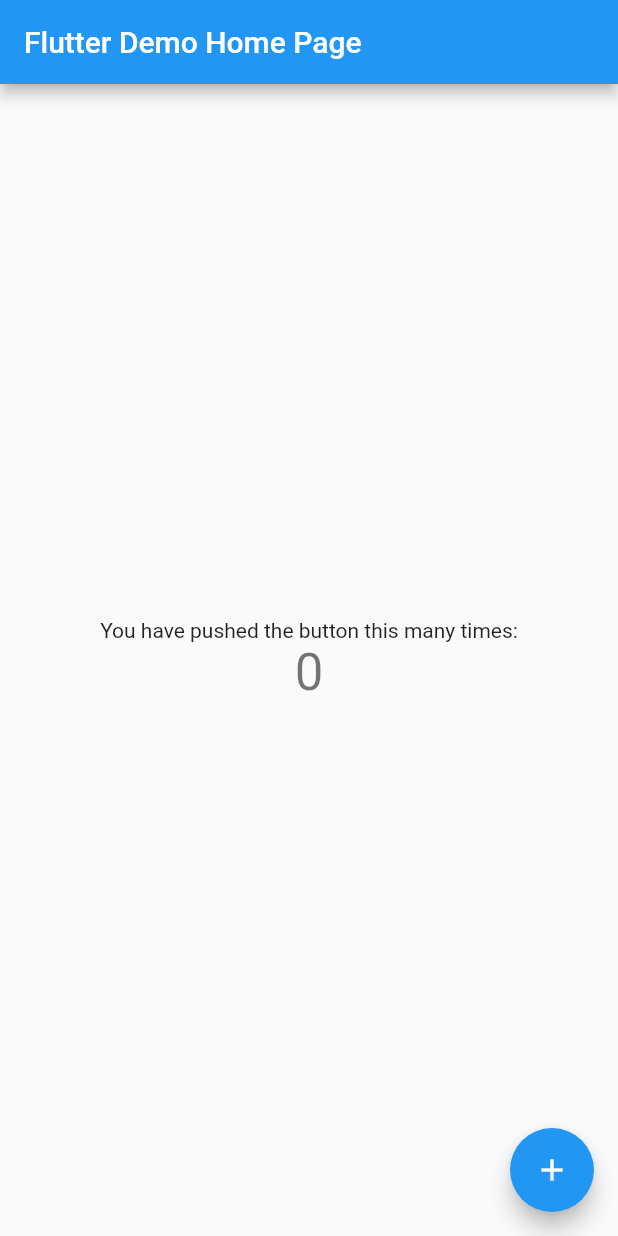
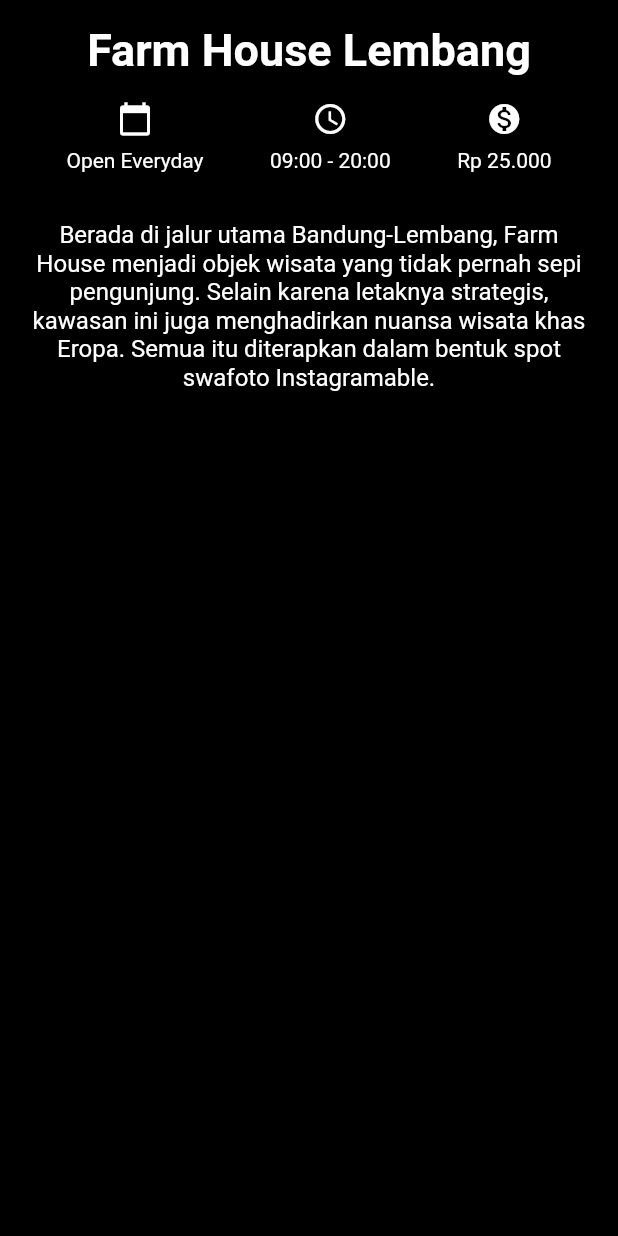
Before and after one commit to adhytianara/LearnFlutter, a Flutter app: the screen it shows after launch, on a phone screen of 412 x 824 dp. Run offline on Flutter 3.47's test engine with Material 2 defaults, Android fonts, the phone set to English and light mode, and no system bars.

Commit message:
codelab 1

```diff
--- a/lib/main.dart
+++ b/lib/main.dart
@@ -3,109 +3,71 @@ import 'package:flutter/material.dart';
 void main() => runApp(MyApp());
 
 class MyApp extends StatelessWidget {
-  // This widget is the root of your application.
   @override
   Widget build(BuildContext context) {
     return MaterialApp(
-      title: 'Flutter Demo',
-      theme: ThemeData(
-        // This is the theme of your application.
-        //
-        // Try running your application with "flutter run". You'll see the
-        // application has a blue toolbar. Then, without quitting the app, try
-        // changing the primarySwatch below to Colors.green and then invoke
-        // "hot reload" (press "r" in the console where you ran "flutter run",
-        // or simply save your changes to "hot reload" in a Flutter IDE).
-        // Notice that the counter didn't reset back to zero; the application
-        // is not restarted.
-        primarySwatch: Colors.blue,
-      ),
-      home: MyHomePage(title: 'Flutter Demo Home Page'),
+      title: 'Wisata Bandung',
+      theme: ThemeData.dark(),
+      home: DetailScreen(),
     );
   }
 }
 
-class MyHomePage extends StatefulWidget {
-  MyHomePage({Key key, this.title}) : super(key: key);
-
-  // This widget is the home page of your application. It is stateful, meaning
-  // that it has a State object (defined below) that contains fields that affect
-  // how it looks.
-
-  // This class is the configuration for the state. It holds the values (in this
-  // case the title) provided by the parent (in this case the App widget) and
-  // used by the build method of the State. Fields in a Widget subclass are
-  // always marked "final".
-
-  final String title;
-
-  @override
-  _MyHomePageState createState() => _MyHomePageState();
-}
-
-class _MyHomePageState extends State<MyHomePage> {
-  int _counter = 0;
-
-  void _incrementCounter() {
-    setState(() {
-      // This call to setState tells the Flutter framework that something has
-      // changed in this State, which causes it to rerun the build method below
-      // so that the display can reflect the updated values. If we changed
-      // _counter without calling setState(), then the build method would not be
-      // called again, and so nothing would appear to happen.
-      _counter++;
-    });
-  }
-
+class DetailScreen extends StatelessWidget {
   @override
   Widget build(BuildContext context) {
-    // This method is rerun every time setState is called, for instance as done
-    // by the _incrementCounter method above.
-    //
-    // The Flutter framework has been optimized to make rerunning build methods
-    // fast, so that you can just rebuild anything that needs updating rather
-    // than having to individually change instances of widgets.
     return Scaffold(
-      appBar: AppBar(
-        // Here we take the value from the MyHomePage object that was created by
-        // the App.build method, and use it to set our appbar title.
-        title: Text(widget.title),
+      backgroundColor: Colors.black,
+      body: Column(
+        crossAxisAlignment: CrossAxisAlignment.stretch,
+        children: <Widget>[
+          Container(
+              margin: EdgeInsets.only(top: 16),
+              child: Text(
+                "Farm House Lembang",
+                textAlign: TextAlign.center,
+                style: TextStyle(fontSize: 30, fontWeight: FontWeight.bold),
+              )),
+
+          Container(
+            margin: EdgeInsets.symmetric(vertical: 16),
+            child: Row(
+              mainAxisAlignment: MainAxisAlignment.spaceEvenly,
+              children: <Widget>[
+                Column(
+                  children: <Widget>[
+                    Icon(Icons.calendar_today),
+                    SizedBox(height: 8,),
+                    Text("Open Everyday"),
+                  ],
+                ),
+                Column(
+                  children: <Widget>[
+                    Icon(Icons.access_time),
+                    SizedBox(height: 8,),
+                    Text("09:00 - 20:00"),
+                  ],
+                ),
+                Column(
+                  children: <Widget>[
+                    Icon(Icons.monetization_on),
+                    SizedBox(height: 8,),
+                    Text("Rp 25.000"),
+                  ],
+                )
+              ],
+            ),
+          ),
+
+          Container(
+            padding: EdgeInsets.all(16),
+            child: Text(
+              'Berada di jalur utama Bandung-Lembang, Farm House menjadi objek wisata yang tidak pernah sepi pengunjung. Selain karena letaknya strategis, kawasan ini juga menghadirkan nuansa wisata khas Eropa. Semua itu diterapkan dalam bentuk spot swafoto Instagramable.',
+            textAlign: TextAlign.center,
+            style: TextStyle(fontSize: 16),),
+          )
+        ],
       ),
-      body: Center(
-        // Center is a layout widget. It takes a single child and positions it
-        // in the middle of the parent.
-        child: Column(
-          // Column is also a layout widget. It takes a list of children and
-          // arranges them vertically. By default, it sizes itself to fit its
-          // children horizontally, and tries to be as tall as its parent.
-          //
-          // Invoke "debug painting" (press "p" in the console, choose the
-          // "Toggle Debug Paint" action from the Flutter Inspector in Android
-          // Studio, or the "Toggle Debug Paint" command in Visual Studio Code)
-          // to see the wireframe for each widget.
-          //
-          // Column has various properties to control how it sizes itself and
-          // how it positions its children. Here we use mainAxisAlignment to
-          // center the children vertically; the main axis here is the vertical
-          // axis because Columns are vertical (the cross axis would be
-          // horizontal).
-          mainAxisAlignment: MainAxisAlignment.center,
-          children: <Widget>[
-            Text(
-              'You have pushed the button this many times:',
-            ),
-            Text(
-              '$_counter',
-              style: Theme.of(context).textTheme.display1,
-            ),
-          ],
-        ),
-      ),
-      floatingActionButton: FloatingActionButton(
-        onPressed: _incrementCounter,
-        tooltip: 'Increment',
-        child: Icon(Icons.add),
-      ), // This trailing comma makes auto-formatting nicer for build methods.
     );
   }
 }
```
